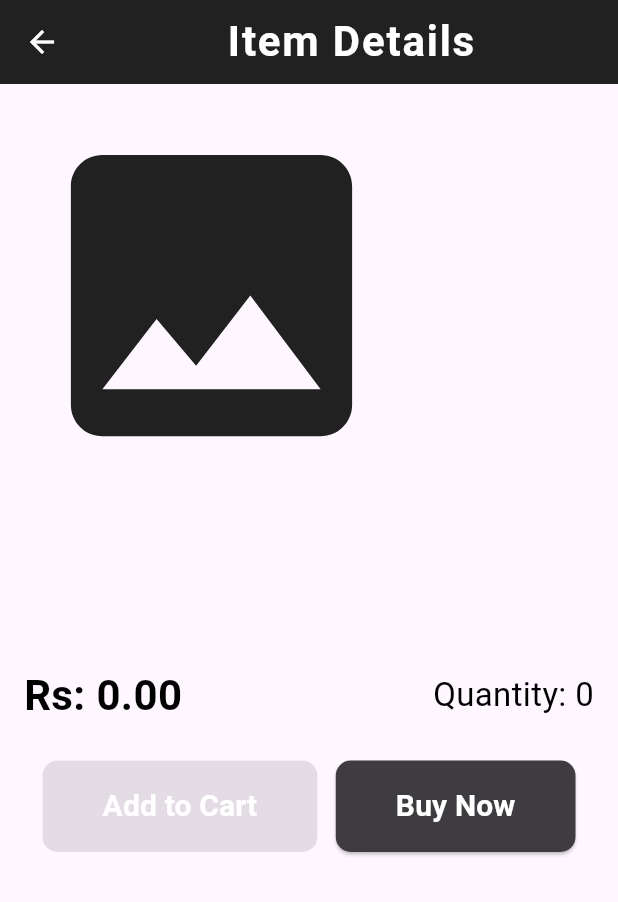
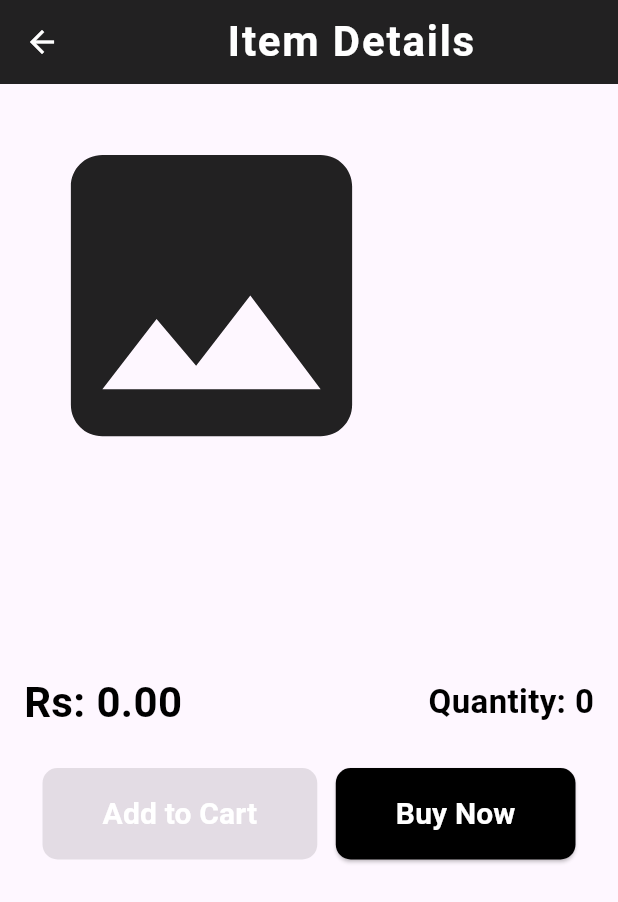
Before and after one commit to PramodLakmal/visioncart, a Flutter app: the ItemCard screen opened directly with empty values, on a phone screen of 412 x 824 dp. Shown: the top 902 px of the screen. Run offline on Flutter 3.47's test engine with Material 3 defaults, Android fonts, the phone set to English and light mode, and no system bars; our stand-ins replace cloud_firestore, firebase_auth, firebase_core, firebase_storage, flutter_tts, google_sign_in and 7 more; accounts and stored records are empty; network calls fail.

Commit message:
small changes

```diff
--- a/lib/items/screens/item_card.dart
+++ b/lib/items/screens/item_card.dart
@@ -99,7 +99,7 @@ class _ItemCardState extends State<ItemCard> {
               Text(
                 widget.name,
                 style: const TextStyle(
-                  fontSize: 36,
+                  fontSize: 40,
                   fontWeight: FontWeight.bold,
                   color: Colors.black87,
                 ),
@@ -133,6 +133,7 @@ class _ItemCardState extends State<ItemCard> {
                     'Quantity: ${_quantity.toInt()}',
                     style: const TextStyle(
                       fontSize: 22,
+                      fontWeight: FontWeight.bold,
                       color: Colors.black,
                     ),
                   ),
@@ -183,7 +184,7 @@ class _ItemCardState extends State<ItemCard> {
                           }
                         : null, // Disable button when quantity is 0
                     style: ElevatedButton.styleFrom(
-                      backgroundColor: const Color.fromARGB(255, 62, 60, 64),
+                      backgroundColor: const Color.fromARGB(255, 0, 0, 0),
                       padding: const EdgeInsets.symmetric(
                           horizontal: 40, vertical: 16),
                       shape: RoundedRectangleBorder(
@@ -220,7 +221,7 @@ class _ItemCardState extends State<ItemCard> {
                       );
                     },
                     style: ElevatedButton.styleFrom(
-                      backgroundColor: const Color.fromARGB(255, 62, 60, 64),
+                      backgroundColor: const Color.fromARGB(255, 0, 0, 0),
                       padding: const EdgeInsets.symmetric(
                           horizontal: 40, vertical: 16),
                       shape: RoundedRectangleBorder(
```
Also changed, not shown: lib/items/screens/item_list_page.dart (+15 -11 lines).
